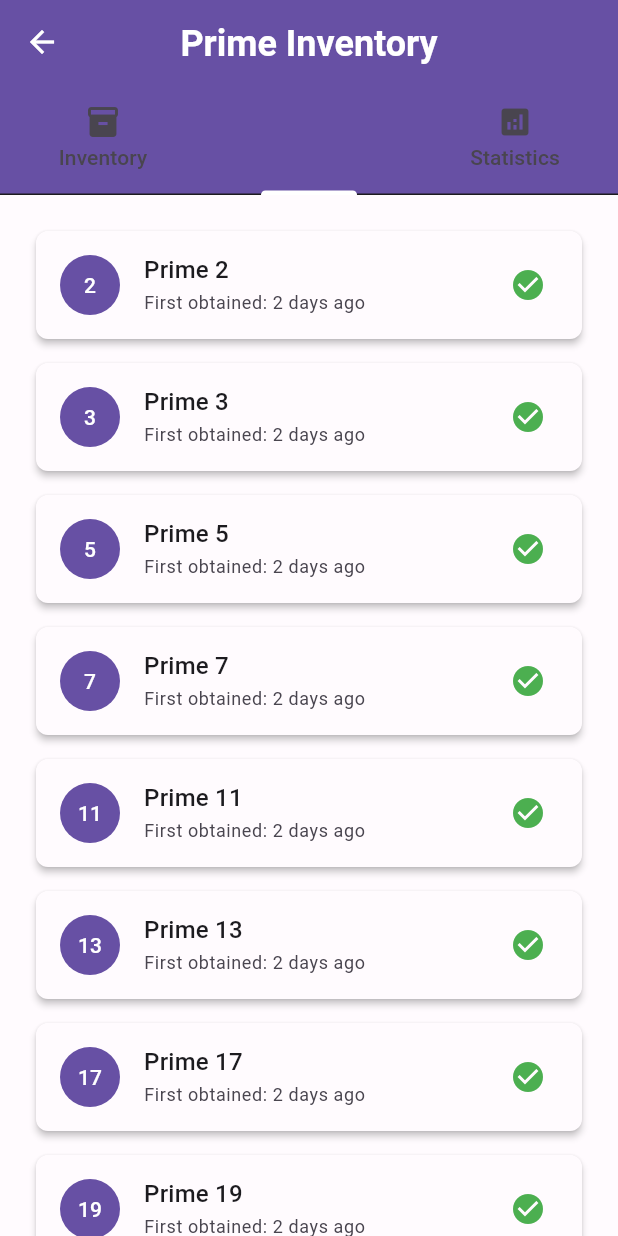
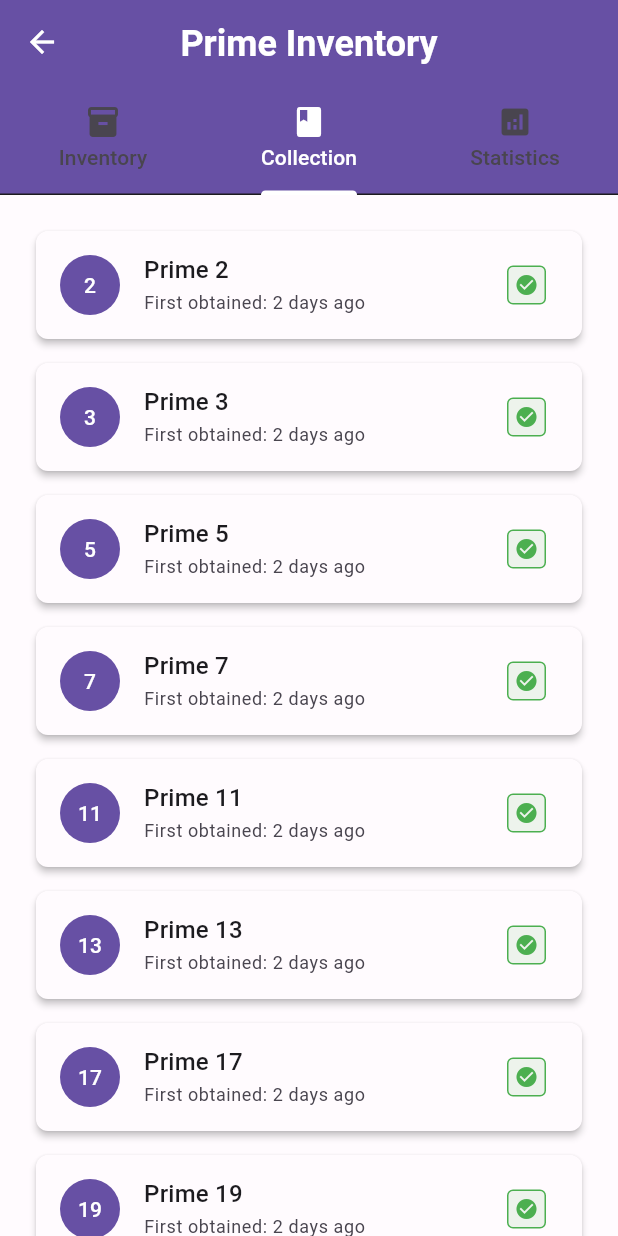
Before and after one commit to WMs784/composite_hunter, a Flutter app: the InventoryScreen screen opened by its route, tab 2 chosen, on a phone screen of 412 x 824 dp. Run offline on Flutter 3.47's test engine with Material 3 defaults, Android fonts, the phone set to English and light mode, and no system bars; our stand-ins replace flutter_riverpod, freezed_annotation, shared_preferences, sqflite; accounts and stored records are empty.

Commit message:
Fix ui error

```diff
--- a/lib/presentation/screens/inventory/inventory_screen.dart
+++ b/lib/presentation/screens/inventory/inventory_screen.dart
@@ -45,10 +45,22 @@ class _InventoryScreenState extends State<InventoryScreen>
         title: const Text('Prime Inventory'),
         bottom: TabBar(
           controller: _tabController,
-          tabs: const [
-            Tab(icon: Icon(Icons.inventory), text: 'Inventory'),
-            Tab(icon: Icon(Icons.book), text: 'Collection'),
-            Tab(icon: Icon(Icons.analytics), text: 'Statistics'),
+          indicatorColor: AppColors.primary,
+          labelColor: Colors.white,
+          unselectedLabelColor: AppColors.onSurfaceVariant,
+          tabs: [
+            Tab(
+              icon: Icon(Icons.inventory, color: null), // Use tab bar's color scheme
+              text: 'Inventory',
+            ),
+            Tab(
+              icon: Icon(Icons.book, color: null), // Use tab bar's color scheme
+              text: 'Collection',
+            ),
+            Tab(
+              icon: Icon(Icons.analytics, color: null), // Use tab bar's color scheme
+              text: 'Statistics',
+            ),
           ],
         ),
       ),
@@ -152,15 +164,28 @@ class _InventoryScreenState extends State<InventoryScreen>
                 color: AppColors.onSurfaceVariant,
               ),
             ),
-            trailing: isUnlocked
-                ? Icon(
-                    Icons.check_circle,
-                    color: AppColors.victoryGreen,
-                  )
-                : Icon(
-                    Icons.lock,
-                    color: AppColors.onSurfaceVariant,
-                  ),
+            trailing: Container(
+              padding: const EdgeInsets.all(Dimensions.paddingXs),
+              decoration: BoxDecoration(
+                color: isUnlocked
+                    ? AppColors.victoryGreen.withOpacity(0.1)
+                    : AppColors.surface,
+                borderRadius: BorderRadius.circular(Dimensions.radiusS),
+                border: Border.all(
+                  color: isUnlocked
+                      ? AppColors.victoryGreen
+                      : AppColors.outline,
+                  width: 1,
+                ),
+              ),
+              child: Icon(
+                isUnlocked ? Icons.check_circle : Icons.lock,
+                color: isUnlocked
+                    ? AppColors.victoryGreen
+                    : AppColors.onSurfaceVariant,
+                size: Dimensions.iconS,
+              ),
+            ),
           ),
         );
       },
@@ -267,10 +292,17 @@ class _InventoryScreenState extends State<InventoryScreen>
   Widget _buildSummaryItem(String label, String value, IconData icon) {
     return Column(
       children: [
-        Icon(
-          icon,
-          color: AppColors.onPrimaryContainer,
-          size: Dimensions.iconM,
+        Container(
+          padding: const EdgeInsets.all(Dimensions.paddingS),
+          decoration: BoxDecoration(
+            color: AppColors.primary.withOpacity(0.1),
+            borderRadius: BorderRadius.circular(Dimensions.radiusS),
+          ),
+          child: Icon(
+            icon,
+            color: AppColors.primary,
+            size: Dimensions.iconM,
+          ),
         ),
         const SizedBox(height: Dimensions.spacingXs),
         Text(
@@ -366,6 +398,10 @@ class _InventoryScreenState extends State<InventoryScreen>
               decoration: BoxDecoration(
                 color: color.withOpacity(0.1),
                 borderRadius: BorderRadius.circular(Dimensions.radiusM),
+                border: Border.all(
+                  color: color.withOpacity(0.3),
+                  width: 1,
+                ),
               ),
               child: Icon(
                 icon,
```
Also changed, not shown: lib/presentation/screens/battle/battle_screen.dart (+94 -14 lines).
